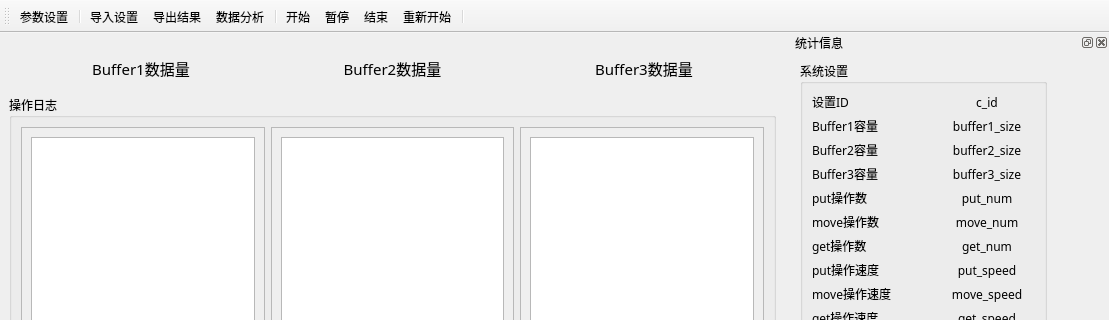
The window that form/mainwindow.ui (Meha555/OS_demo) describes before a commit, drawn with Qt 5; both pictures show x 0 to 1109 and y 0 to 320 of the 1109 by 756 pixel window.
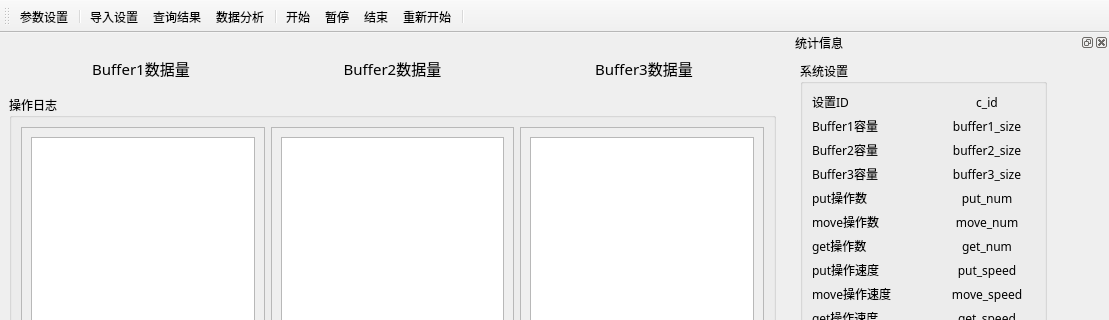
The same window after the commit. Icons and pictures are not drawn. Custom widgets are drawn as their Qt base class.

```diff
--- a/form/mainwindow.ui
+++ b/form/mainwindow.ui
@@ -636,7 +636,7 @@
      <normaloff>:/icons/assets/icons/export.png</normaloff>:/icons/assets/icons/export.png</iconset>
    </property>
    <property name="text">
-    <string>导出结果</string>
+    <string>查询结果</string>
    </property>
    <property name="toolTip">
     <string>导出结果</string>
```
Left out of the diff: 2 changed lines with no effect on the pictures.
